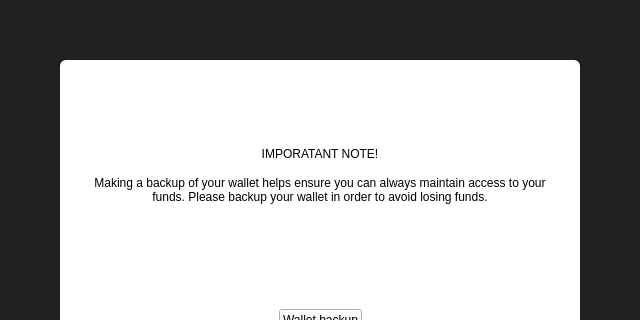
Qt form src/qt/forms/modaloverlay.ui (qtumproject/qtum) before a commit; both pictures show x 0 to 640 and y 0 to 320 of the 640 by 513 pixel window.
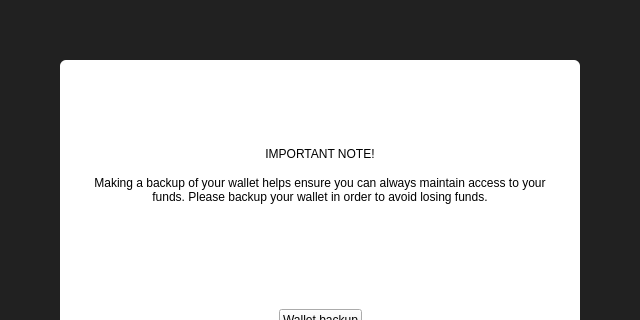
The same form after that commit. The open tabs and pages were chosen to show the change. Icons and pictures are not drawn. Custom widgets are drawn as their Qt base class.

Commit message:
Fix typo for ModalOverlay
From IMPORATANT to IMPORTANT!

The edit to the form file:
```diff
--- a/src/qt/forms/modaloverlay.ui
+++ b/src/qt/forms/modaloverlay.ui
@@ -420,7 +420,7 @@
              <item>
               <widget class="QLabel" name="labelNote">
                <property name="text">
-                <string>IMPORATANT NOTE!</string>
+                <string>IMPORTANT NOTE!</string>
                </property>
                <property name="alignment">
                 <set>Qt::AlignCenter</set>
```
